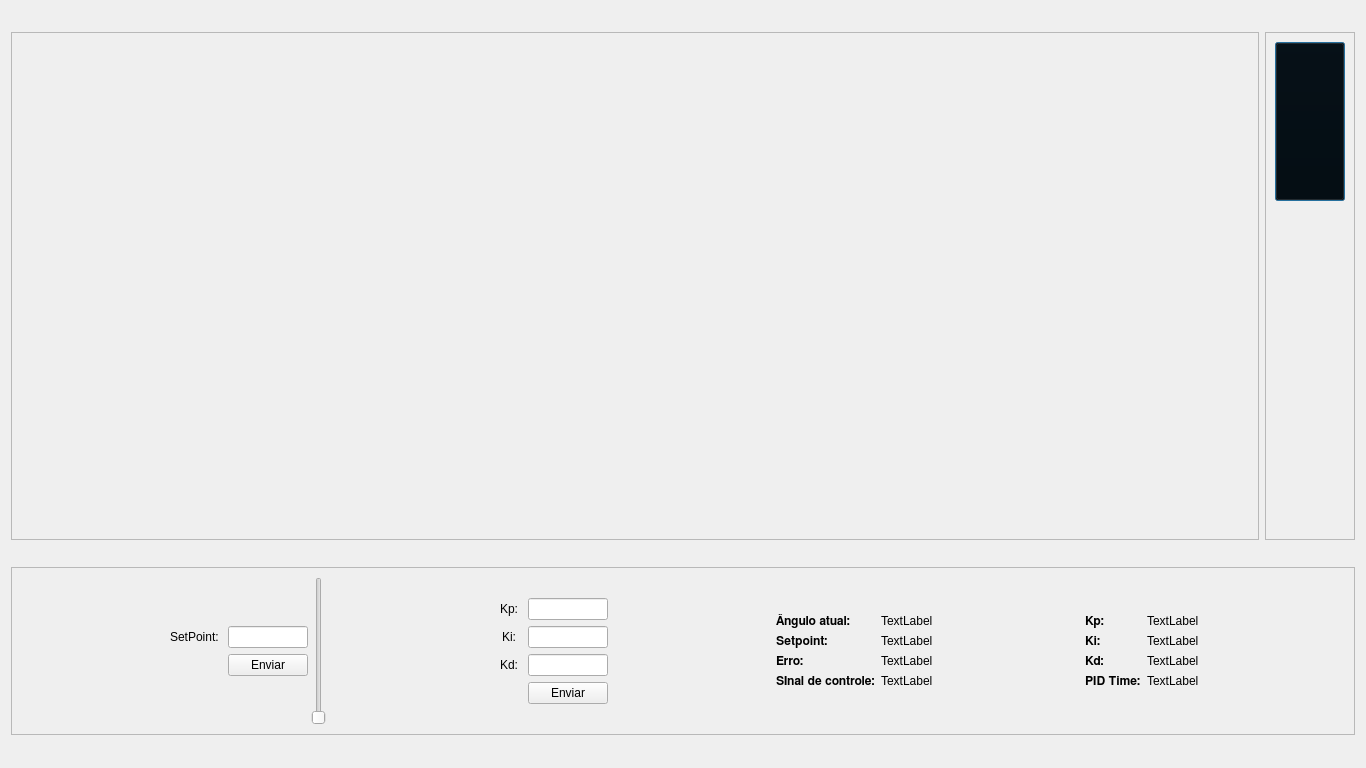
The window that rqt_gui_aeropendulum/resource/MyPlugin.ui (mateusmenezes95/aeropendulum) describes before a commit, drawn with Qt 5.
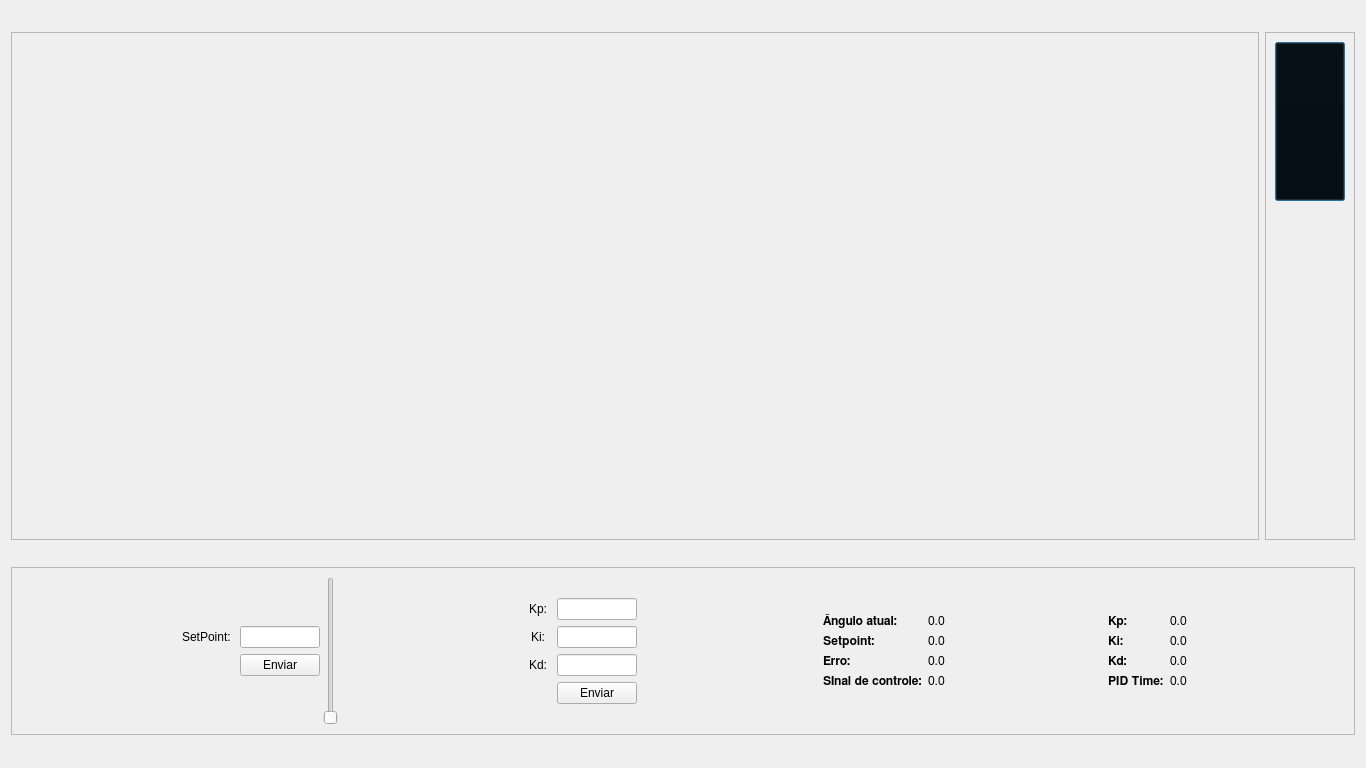
The same window after the commit. Icons and pictures are not drawn.

Commit message: Change labels for start with zero value

What changed in the file:
```diff
--- a/rqt_gui_aeropendulum/resource/MyPlugin.ui
+++ b/rqt_gui_aeropendulum/resource/MyPlugin.ui
@@ -408,7 +408,7 @@
         <item row="0" column="1">
          <widget class="QLabel" name="actualAngleLabel">
           <property name="text">
-           <string>TextLabel</string>
+           <string>0.0</string>
           </property>
          </widget>
         </item>
@@ -429,7 +429,7 @@
         <item row="1" column="1">
          <widget class="QLabel" name="setPointLabel">
           <property name="text">
-           <string>TextLabel</string>
+           <string>0.0</string>
           </property>
          </widget>
         </item>
@@ -450,7 +450,7 @@
         <item row="2" column="1">
          <widget class="QLabel" name="errorLabel">
           <property name="text">
-           <string>TextLabel</string>
+           <string>0.0</string>
           </property>
          </widget>
         </item>
@@ -471,7 +471,7 @@
         <item row="3" column="1">
          <widget class="QLabel" name="controlSignalLabel">
           <property name="text">
-           <string>TextLabel</string>
+           <string>0.0</string>
           </property>
          </widget>
         </item>
@@ -518,7 +518,7 @@
         <item row="0" column="1">
          <widget class="QLabel" name="kpLabel">
           <property name="text">
-           <string>TextLabel</string>
+           <string>0.0</string>
           </property>
          </widget>
         </item>
@@ -539,7 +539,7 @@
         <item row="1" column="1">
          <widget class="QLabel" name="kiLabel">
           <property name="text">
-           <string>TextLabel</string>
+           <string>0.0</string>
           </property>
          </widget>
         </item>
@@ -560,14 +560,14 @@
         <item row="2" column="1">
          <widget class="QLabel" name="kdLabel">
           <property name="text">
-           <string>TextLabel</string>
+           <string>0.0</string>
           </property>
          </widget>
         </item>
         <item row="3" column="1">
          <widget class="QLabel" name="pidTimeLabel">
           <property name="text">
-           <string>TextLabel</string>
+           <string>0.0</string>
           </property>
          </widget>
         </item>
```
